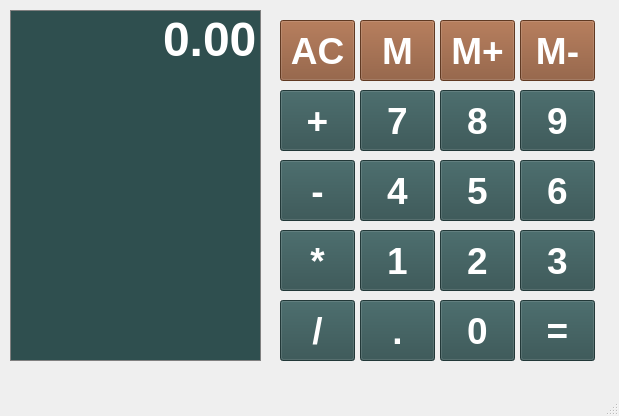
The window that Calculator/calcd.ui (mateusribeirocampos/Calcd_Qt) describes before a commit, drawn with Qt 5.
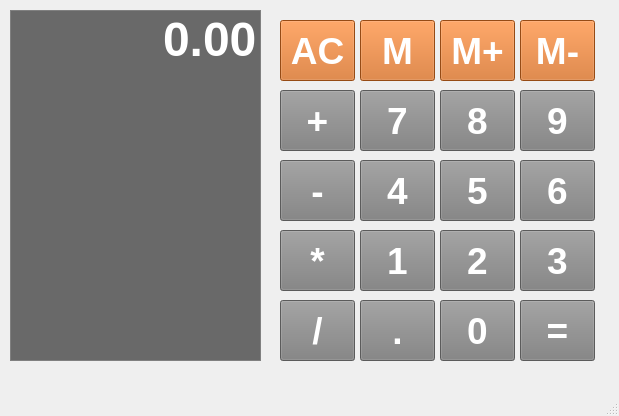
The same window after the commit.

Commit message: Calculator image and design updates

What changed in the file:
```diff
--- a/Calculator/calcd.ui
+++ b/Calculator/calcd.ui
@@ -15,13 +15,13 @@
   </property>
   <property name="styleSheet">
    <string notr="true">QPushButton{
-	background-color: #5F9EA0;
+	background-color: #2F4F4F;
 	boder: 1px solid blue;
 	padding: 5px;
 }
 
 QPushButtonPressed{
-	background-color: #00 8B 8B;
+	background-color: #008B8B;
 	boder: 1px solid red;
 	padding:  5px;
 }</string>
@@ -44,7 +44,7 @@
     </property>
     <property name="styleSheet">
      <string notr="true">QPushButton{
-	background-color: DarkSlateGray;
+	background-color: #808080;
 	boder: 1px solid blue;
 	color: #ffffff;
 	padding: 5px;
@@ -72,7 +72,7 @@
     </property>
     <property name="styleSheet">
      <string notr="true">QPushButton{
-	background-color: DarkSlateGray;
+	background-color: #808080;
 	boder: 1px solid blue;
 	color: #ffffff;
 	padding: 5px;
@@ -100,7 +100,7 @@
     </property>
     <property name="styleSheet">
      <string notr="true">QPushButton{
-	background-color: DarkSlateGray;
+	background-color: #808080;
 	boder: 1px solid blue;
 	color: #ffffff;
 	padding: 5px;
@@ -128,7 +128,7 @@
     </property>
     <property name="styleSheet">
      <string notr="true">QPushButton{
-	background-color: DarkSlateGray;
+	background-color: #808080;
 	boder: 1px solid blue;
 	color: #ffffff;
 	padding: 5px;
@@ -156,7 +156,7 @@
     </property>
     <property name="styleSheet">
      <string notr="true">QPushButton{
-	background-color: DarkSlateGray;
+	background-color: #808080;
 	boder: 1px solid blue;
 	color: #ffffff;
 	padding: 5px;
@@ -184,7 +184,7 @@
     </property>
     <property name="styleSheet">
      <string notr="true">QPushButton{
-	background-color: DarkSlateGray;
+	background-color: #808080;
 	boder: 1px solid blue;
 	color: #ffffff;
 	padding: 5px;
@@ -212,7 +212,7 @@
     </property>
     <property name="styleSheet">
      <string notr="true">QPushButton{
-	background-color: DarkSlateGray;
+	background-color: #808080;
 	boder: 1px solid blue;
 	color: #ffffff;
 	padding: 5px;
@@ -240,7 +240,7 @@
     </property>
     <property name="styleSheet">
      <string notr="true">QPushButton{
-	background-color: DarkSlateGray;
+	background-color: #808080;
 	boder: 1px solid blue;
 	color: #ffffff;
 	padding: 5px;
@@ -268,7 +268,7 @@
     </property>
     <property name="styleSheet">
      <string notr="true">QPushButton{
-	background-color: DarkSlateGray;
+	background-color: #808080;
 	boder: 1px solid blue;
 	color: #ffffff;
 	padding: 5px;
@@ -296,7 +296,7 @@
     </property>
     <property name="styleSheet">
      <string notr="true">QPushButton{
-	background-color: DarkSlateGray;
+	background-color: #808080;
 	boder: 1px solid blue;
 	color: #ffffff;
 	padding: 5px;
@@ -324,7 +324,7 @@
     </property>
     <property name="styleSheet">
      <string notr="true">QPushButton{
-	background-color: DarkSlateGray;
+	background-color: #808080;
 	boder: 1px solid blue;
 	color: #ffffff;
 	padding: 5px;
@@ -352,7 +352,7 @@
     </property>
     <property name="styleSheet">
      <string notr="true">QPushButton{
-	background-color: DarkSlateGray;
+	background-color: #808080;
 	boder: 1px solid blue;
 	color: #ffffff;
 	padding: 5px;
@@ -380,7 +380,7 @@
     </property>
     <property name="styleSheet">
      <string notr="true">QPushButton{
-	background-color: #87502f;
+	background-color: #D2691E;
 	boder: 1px solid blue;
 	color: #ffffff;
 	padding: 5px;
@@ -414,7 +414,7 @@
     </property>
     <property name="styleSheet">
      <string notr="true">QPushButton{
-	background-color: DarkSlateGray;
+	background-color: #808080;
 	boder: 1px solid blue;
 	color: #ffffff;
 	padding: 5px;
@@ -442,7 +442,7 @@
     </property>
     <property name="styleSheet">
      <string notr="true">QPushButton{
-	background-color: DarkSlateGray;
+	background-color: #808080;
 	boder: 1px solid blue;
 	color: #ffffff;
 	padding: 5px;
@@ -470,7 +470,7 @@
     </property>
     <property name="styleSheet">
      <string notr="true">QPushButton{
-	background-color: DarkSlateGray;
+	background-color: #808080;
 	boder: 1px solid blue;
 	color: #ffffff;
 	padding: 5px;
@@ -498,7 +498,7 @@
     </property>
     <property name="styleSheet">
      <string notr="true">QPushButton{
-	background-color: DarkSlateGray;
+	background-color: #808080;
 	boder: 1px solid blue;
 	color: #ffffff;
 	padding: 5px;
@@ -530,7 +530,7 @@
     </property>
     <property name="styleSheet">
      <string notr="true">QLineEdit {
-	background-color: DarkSlateGray;
+	background-color: #696969;
 	border: 1px solid gray;
 	color: #ffffff;
 }</string>
@@ -559,7 +559,7 @@
     </property>
     <property name="styleSheet">
      <string notr="true">QPushButton{
-	background-color: #87502f;
+	background-color: #D2691E;
 	boder: 1px solid blue;
 	color: #ffffff;
 	padding: 5px;
@@ -593,7 +593,7 @@
     </property>
     <property name="styleSheet">
      <string notr="true">QPushButton{
-	background-color: #87502f;
+	background-color: #D2691E;
 	boder: 1px solid blue;
 	color: #ffffff;
 	padding: 5px;
@@ -627,7 +627,7 @@
     </property>
     <property name="styleSheet">
      <string notr="true">QPushButton{
-	background-color: #87502f;
+	background-color: #D2691E;
 	boder: 1px solid blue;
 	color: #ffffff;
 	padding: 5px;
```
The commit also changes 1 other file.
